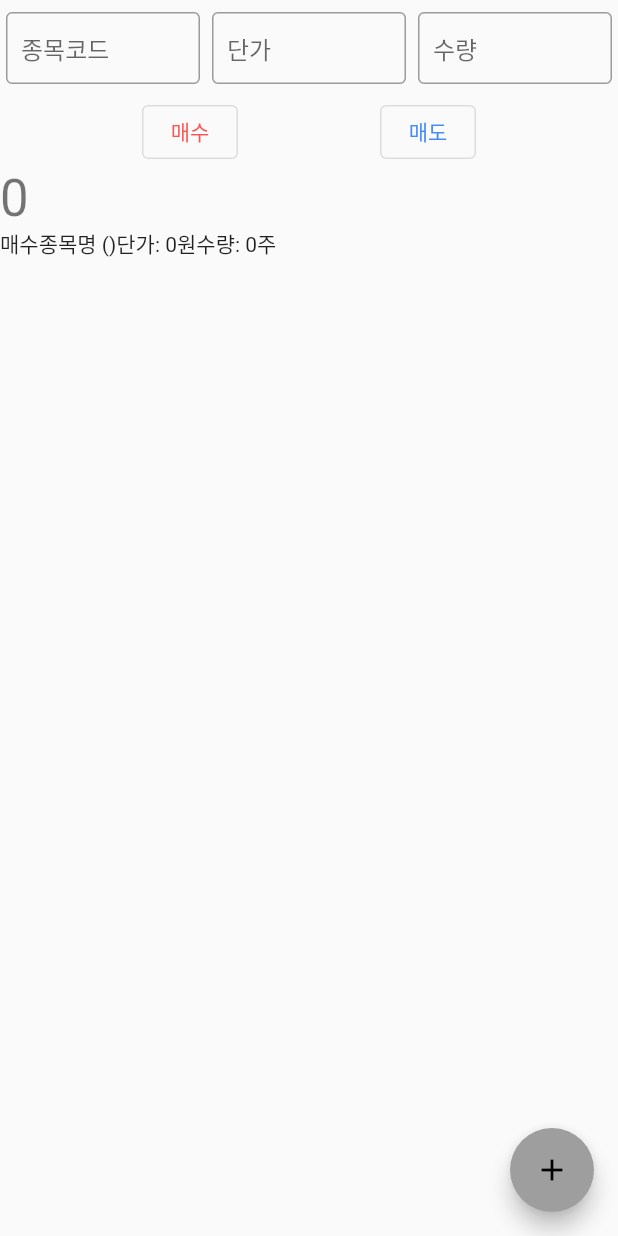
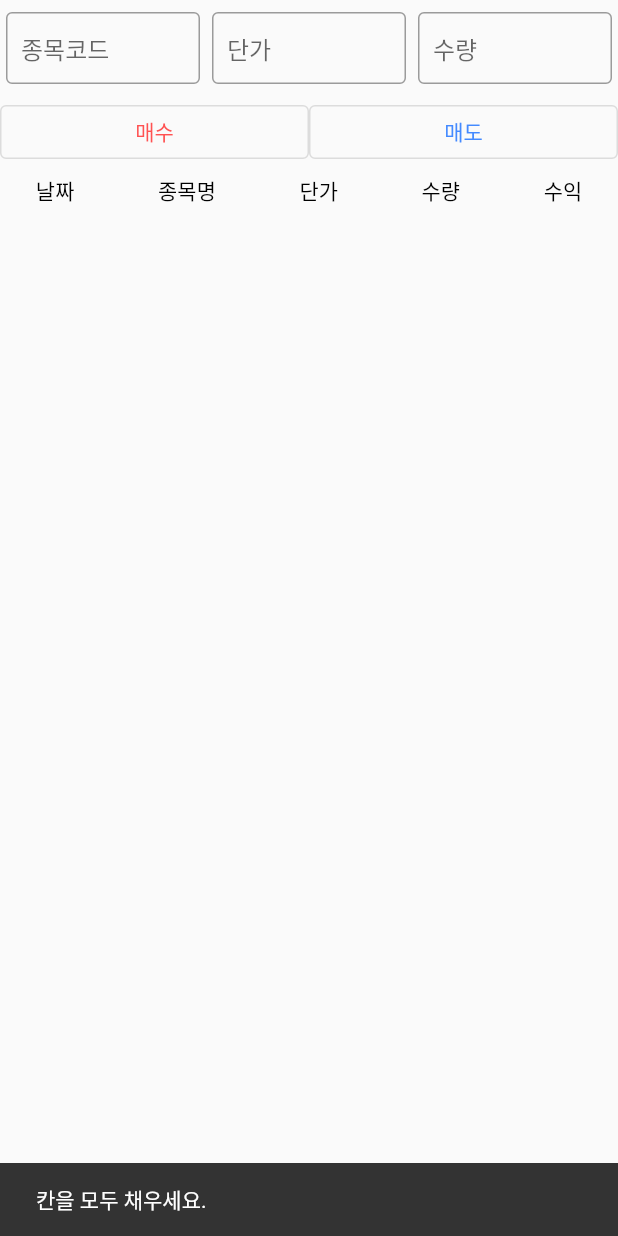
Before and after one commit to gasbank/lonely, a Flutter app: the screen it shows after launch, after a tap on "매수", on a phone screen of 412 x 824 dp. Run offline on Flutter 3.47's test engine with Material 2 defaults, Android fonts, the phone set to English and light mode, and no system bars.

Commit message:
Item, Inventory

```diff
--- /dev/null
+++ b/lib/inventory_widget.dart
@@ -0,0 +1,22 @@
+import 'package:flutter/material.dart';
+
+import 'item_widget.dart';
+
+class InventoryWidget extends StatefulWidget {
+  const InventoryWidget({super.key, required this.itemList});
+
+  final List<Item> itemList;
+
+  @override
+  State<StatefulWidget> createState() => _InventoryWidgetState();
+}
+
+class _InventoryWidgetState extends State<InventoryWidget> {
+  @override
+  Widget build(BuildContext context) {
+    return Column(
+      children:
+          widget.itemList.map((e) => ItemWidget(item: e)).toList(),
+    );
+  }
+}
--- /dev/null
+++ b/lib/item_widget.dart
@@ -0,0 +1,32 @@
+import 'package:flutter/material.dart';
+import 'package:lonely_flutter/transaction_widget.dart';
+
+class Item {
+  Item(this.stockId, this.stockName, this.count, this.avgPrice);
+
+  final String stockId;
+  final String stockName;
+  final int count;
+  final int avgPrice;
+}
+
+class ItemWidget extends StatefulWidget {
+  const ItemWidget({super.key, required this.item});
+
+  final Item item;
+
+  @override
+  State<StatefulWidget> createState() => _ItemWidgetState();
+}
+
+class _ItemWidgetState extends State<ItemWidget> {
+  @override
+  Widget build(BuildContext context) {
+    return Column(children: [
+      Text(widget.item.stockId),
+      Text(widget.item.stockName),
+      Text('${formatThousands(widget.item.count)}주'),
+      Text('${formatThousands(widget.item.avgPrice)}원')
+    ]);
+  }
+}
--- a/lib/main.dart
+++ b/lib/main.dart
@@ -1,8 +1,9 @@
 import 'package:flutter/foundation.dart';
 import 'package:flutter/material.dart';
+import 'package:lonely_flutter/item_widget.dart';
 import 'package:lonely_flutter/new_transaction_widget.dart';
-
-import 'transaction_widget.dart';
+import 'package:lonely_flutter/inventory_widget.dart';
+import 'package:lonely_flutter/transaction_history_widget.dart';
 
 void main() {
   runApp(const MyApp());
@@ -33,14 +34,8 @@ class MyHomePage extends StatefulWidget {
 }
 
 class _MyHomePageState extends State<MyHomePage> {
-  int _counter = 0;
-  final _transactionList = <TransactionWidget>[];
-
-  void _incrementCounter() {
-    setState(() {
-      _counter++;
-    });
-  }
+  final _transactionList = <Transaction>[];
+  final _itemList = <Item>[];
 
   @override
   Widget build(BuildContext context) {
@@ -49,34 +44,49 @@ class _MyHomePageState extends State<MyHomePage> {
         child: ListView(
           //mainAxisAlignment: MainAxisAlignment.center,
           children: <Widget>[
+            InventoryWidget(itemList: _itemList),
             NewTransactionWidget(onNewTransaction: onNewTransaction),
-            Text(
-              '$_counter',
-              style: Theme.of(context).textTheme.headlineMedium,
-            ),
-            Column(
-              children: _transactionList,
-            ),
+            FittedBox(child: TransactionHistoryWidget(transactionList: _transactionList)),
           ],
         ),
-      ),
-      floatingActionButton: FloatingActionButton(
-        onPressed: _incrementCounter,
-        tooltip: '값을 증가시켜 봅니다~',
-        child: const Icon(Icons.add),
       ),
     );
   }
 
+  int stockSum(String stockId, TransactionType transactionType) {
+    return _transactionList
+        .where((e) => e.stockId == stockId && e.transactionType == transactionType)
+        .map((e) => e.count)
+        .fold(0, (a, b) => a + b);
+  }
 
-  onNewTransaction(Transaction transaction) {
+  bool onNewTransaction(Transaction transaction) {
     if (kDebugMode) {
       print('new transaction entry!');
       print(transaction);
     }
 
+    if (transaction.transactionType == TransactionType.sell) {
+      final buySum = stockSum(transaction.stockId, TransactionType.buy);
+      final sellSum = stockSum(transaction.stockId, TransactionType.sell);
+      if (buySum - sellSum < transaction.count) {
+        showSimpleError('가진 것보다 더 팔 수는 없죠.');
+        return false;
+      }
+    }
+
     setState(() {
-      _transactionList.add(TransactionWidget(transaction: transaction));
+      _transactionList.add(transaction);
     });
+
+    return true;
+  }
+
+  void showSimpleError(String msg) {
+    ScaffoldMessenger.of(context)
+        .hideCurrentSnackBar(reason: SnackBarClosedReason.action);
+    ScaffoldMessenger.of(context).showSnackBar(SnackBar(
+      content: Text(msg),
+    ));
   }
 }
--- a/lib/new_transaction_widget.dart
+++ b/lib/new_transaction_widget.dart
@@ -1,25 +1,32 @@
 import 'package:flutter/material.dart';
 
 enum TransactionType {
-  buy, sell,
+  buy,
+  sell,
 }
 
 class Transaction {
-  Transaction({required this.stockId, required this.price, required this.count, required this.transactionType});
+  Transaction(
+      {required this.stockId,
+      required this.price,
+      required this.count,
+      required this.transactionType,
+      required this.dateTime});
 
   final String stockId;
   final int price;
   final int count;
   final TransactionType transactionType;
+  final DateTime dateTime;
 }
 
 class NewTransactionWidget extends StatefulWidget {
   const NewTransactionWidget({super.key, required this.onNewTransaction});
 
-  final Function(Transaction transaction) onNewTransaction;
+  final bool Function(Transaction transaction) onNewTransaction;
 
   @override
-  State<StatefulWidget> createState()  => _NewTransactionWidgetState();
+  State<StatefulWidget> createState() => _NewTransactionWidgetState();
 }
 
 class _NewTransactionWidgetState extends State<NewTransactionWidget> {
@@ -28,8 +35,42 @@ class _NewTransactionWidgetState extends State<NewTransactionWidget> {
   final TextEditingController _countController = TextEditingController();
 
   void onPress(TransactionType transactionType) {
-    widget.onNewTransaction(Transaction(transactionType: transactionType, count: int.tryParse(_countController.text) ?? 0, price: int.tryParse(_priceController.text) ?? 0, stockId: _stockIdController.text));
+    if (_stockIdController.text.isEmpty ||
+        _priceController.text.isEmpty ||
+        _countController.text.isEmpty) {
+      showSimpleError('칸을 모두 채우세요.');
+      return;
+    }
+
+    final price = int.tryParse(_priceController.text) ?? 0;
+    final count = int.tryParse(_countController.text) ?? 0;
+
+    if (price <= 0) {
+      showSimpleError('단가가 이상하네요...');
+      return;
+    }
+
+    if (count <= 0) {
+      showSimpleError('수량이 이상하네요...');
+      return;
+    }
+
+    if (widget.onNewTransaction(Transaction(
+        transactionType: transactionType,
+        count: count,
+        price: price,
+        stockId: _stockIdController.text,
+        dateTime: DateTime.now()))) {
       clearTextFields();
+    }
+  }
+
+  void showSimpleError(String msg) {
+    ScaffoldMessenger.of(context)
+        .hideCurrentSnackBar(reason: SnackBarClosedReason.action);
+    ScaffoldMessenger.of(context).showSnackBar(SnackBar(
+      content: Text(msg),
+    ));
   }
 
   void clearTextFields() {
@@ -38,7 +79,8 @@ class _NewTransactionWidgetState extends State<NewTransactionWidget> {
     _countController.text = '';
   }
 
-  @override void dispose() {
+  @override
+  void dispose() {
     _stockIdController.dispose();
     _priceController.dispose();
     _countController.dispose();
@@ -47,8 +89,7 @@ class _NewTransactionWidgetState extends State<NewTransactionWidget> {
 
   @override
   Widget build(BuildContext context) {
-    return Column(
-        children: <Widget>[
+    return Column(children: <Widget>[
       Row(
         mainAxisAlignment: MainAxisAlignment.spaceEvenly,
         children: [
@@ -95,23 +136,28 @@ class _NewTransactionWidgetState extends State<NewTransactionWidget> {
         ],
       ),
       Row(
-            mainAxisAlignment: MainAxisAlignment.spaceEvenly,
         children: [
-              Flexible(
+          Expanded(
             child: OutlinedButton(
               style: ButtonStyle(
-                    foregroundColor: MaterialStateProperty.all<Color>(Colors.redAccent),
+                foregroundColor:
+                    MaterialStateProperty.all<Color>(Colors.redAccent),
               ),
-                  onPressed: () { onPress(TransactionType.buy); },
+              onPressed: () {
+                onPress(TransactionType.buy);
+              },
               child: const Text('매수'),
             ),
           ),
-              Flexible(
+          Expanded(
             child: OutlinedButton(
               style: ButtonStyle(
-                    foregroundColor: MaterialStateProperty.all<Color>(Colors.blueAccent),
+                foregroundColor:
+                    MaterialStateProperty.all<Color>(Colors.blueAccent),
               ),
-                  onPressed: () { onPress(TransactionType.sell); },
+              onPressed: () {
+                onPress(TransactionType.sell);
+              },
               child: const Text('매도'),
             ),
           ),
--- /dev/null
+++ b/lib/transaction_history_widget.dart
@@ -0,0 +1,72 @@
+import 'package:flutter/material.dart';
+import 'package:lonely_flutter/transaction_widget.dart';
+
+import 'new_transaction_widget.dart';
+
+class TransactionHistoryWidget extends StatefulWidget {
+  const TransactionHistoryWidget({super.key, required this.transactionList});
+
+  final List<Transaction> transactionList;
+
+  @override
+  State<StatefulWidget> createState() => _TransactionHistoryState();
+}
+
+class _TransactionHistoryState extends State<TransactionHistoryWidget> {
+  @override
+  Widget build(BuildContext context) {
+    final dataRowList = widget.transactionList.reversed
+        .map((e) => DataRow(cells: <DataCell>[
+              DataCell(Text(e.dateTime.toIso8601String().substring(0, 10))),
+              DataCell(Text('종목명 ${e.stockId}')),
+              DataCell(Text(formatThousands(e.price))),
+              DataCell(Text(formatThousands(e.count))),
+              DataCell(
+                  Text(e.transactionType == TransactionType.buy ? '' : '???')),
+            ]))
+        .toList();
+
+    return DataTable(
+      headingRowHeight: 30,
+      dataRowHeight: 30,
+      columns: const <DataColumn>[
+        DataColumn(
+          label: Expanded(
+            child: Text(
+              '날짜',
+            ),
+          ),
+        ),
+        DataColumn(
+          label: Expanded(
+            child: Text(
+              '종목명',
+            ),
+          ),
+        ),
+        DataColumn(
+          label: Expanded(
+            child: Text(
+              '단가',
+            ),
+          ),
+        ),
+        DataColumn(
+          label: Expanded(
+            child: Text(
+              '수량',
+            ),
+          ),
+        ),
+        DataColumn(
+          label: Expanded(
+            child: Text(
+              '수익',
+            ),
+          ),
+        ),
+      ],
+      rows: dataRowList,
+    );
+  }
+}
--- a/lib/transaction_widget.dart
+++ b/lib/transaction_widget.dart
@@ -36,7 +36,9 @@ class _TransactionWidgetState extends State<TransactionWidget> {
   @override
   Widget build(BuildContext context) {
     return Row(
+      mainAxisAlignment: MainAxisAlignment.spaceAround,
         children: <Widget>[
+          Text(widget.transaction.dateTime.toIso8601String().substring(0, 10)),
           Text(
             widget.transaction.transactionType == TransactionType.buy ? '매수' : '매도'
           ),
```
Lines whose indentation alone changed are shown as unchanged.
